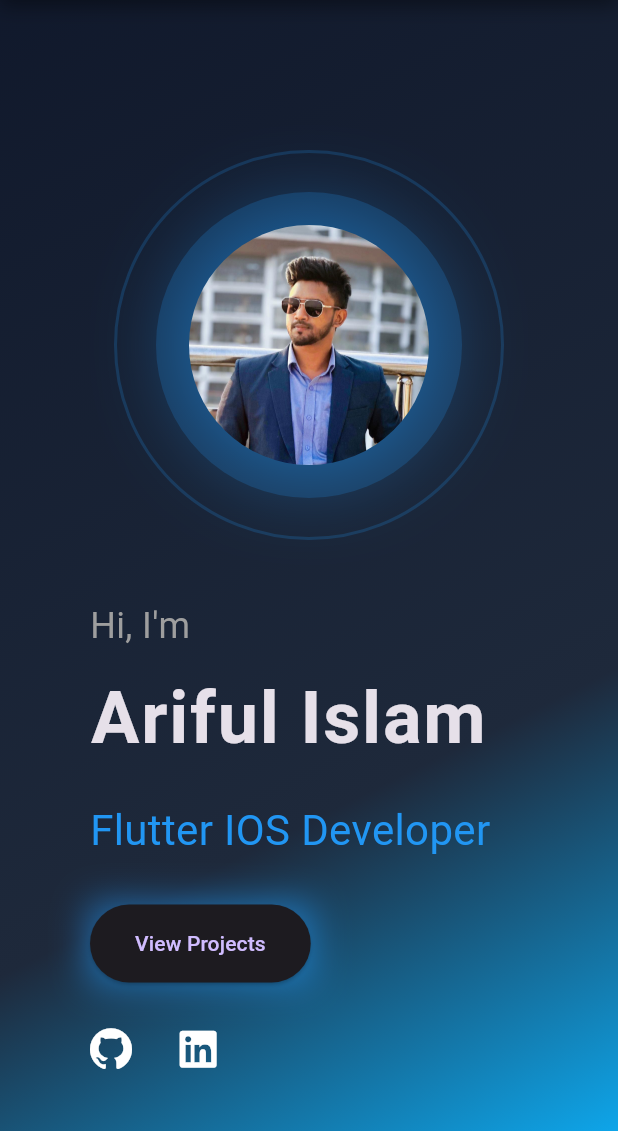
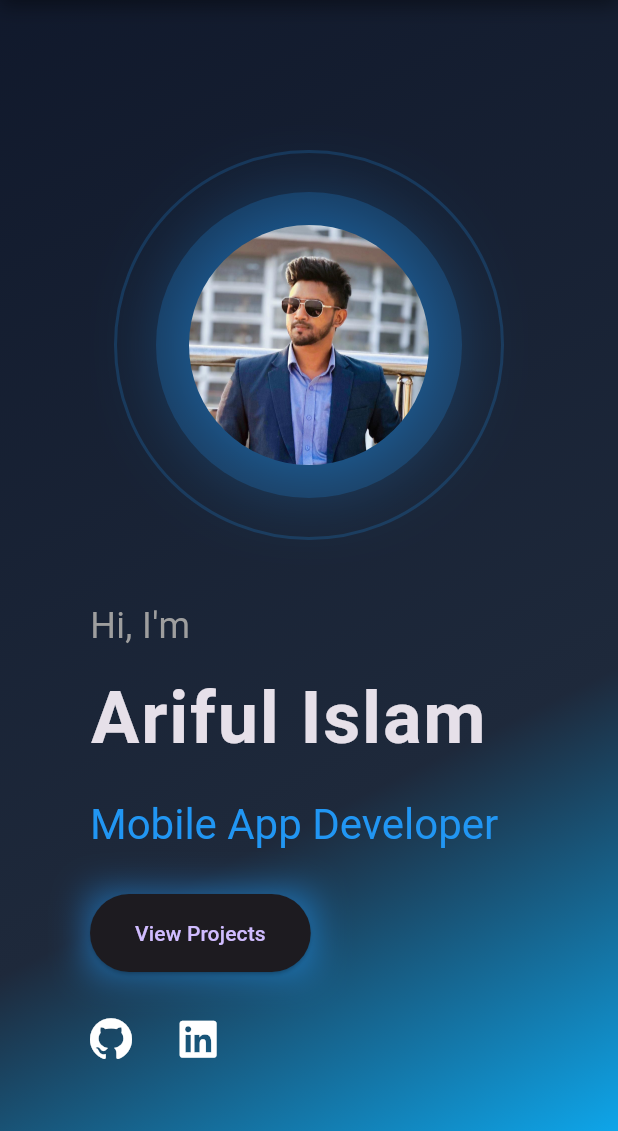
Before and after one commit to arifultech/arifultech.github.io, a Flutter app: the screen it shows after launch, on a phone screen of 412 x 824 dp, the part 105-1236 px from its top. Run offline on Flutter 3.47's test engine with Material 3 defaults, Android fonts, the phone set to English and light mode, and no system bars; drawn by our look-alikes of animated_text_kit; our stand-ins replace flutter_animate, flutter_svg, font_awesome_flutter; network calls fail.

Commit message:
update hero

```diff
--- a/lib/section/hero_section.dart
+++ b/lib/section/hero_section.dart
@@ -179,48 +179,27 @@ class HeroSection extends StatelessWidget {
 
         const SizedBox(height: 20),
 
-        AnimatedTextKit(
-          repeatForever: true,
-          animatedTexts: [
-
-            TypewriterAnimatedText(
-              "Flutter IOS Developer",
-              textStyle: const TextStyle(
-                fontSize: 28,
-                color: Colors.blue,
-              ),
-              speed: const Duration(milliseconds: 80),
+        SizedBox(
+          width: 400,
+          child: DefaultTextStyle(
+            style: const TextStyle(
+              fontSize: 28,
+              color: Colors.blue,
+              overflow: TextOverflow.visible,
             ),
-
-            TypewriterAnimatedText(
-              "Mobile App Developer",
-              textStyle: const TextStyle(
-                fontSize: 28,
-                color: Colors.blue,
-              ),
-              speed: const Duration(milliseconds: 80),
+            child: AnimatedTextKit(
+              repeatForever: true,
+              animatedTexts: [
+                TypewriterAnimatedText(
+                  "Mobile App Developer",
+                  speed: const Duration(milliseconds: 90),
+                ), TypewriterAnimatedText(
+                  "Flutter web Developer",
+                  speed: const Duration(milliseconds: 90),
+                ),
+              ],
             ),
-
-            TypewriterAnimatedText(
-              "Flutter Web Developer",
-              textStyle: const TextStyle(
-                fontSize: 28,
-                color: Colors.blue,
-              ),
-              speed: const Duration(milliseconds: 80),
-            ),
-
-            TypewriterAnimatedText(
-              "Desktop applicaton Developer",
-              textStyle: const TextStyle(
-                fontSize: 28,
-                color: Colors.blue,
-              ),
-              speed: const Duration(milliseconds: 80),
-            ),
-
-
-          ],
+          ),
         ),
 
         const SizedBox(height: 30),
```
